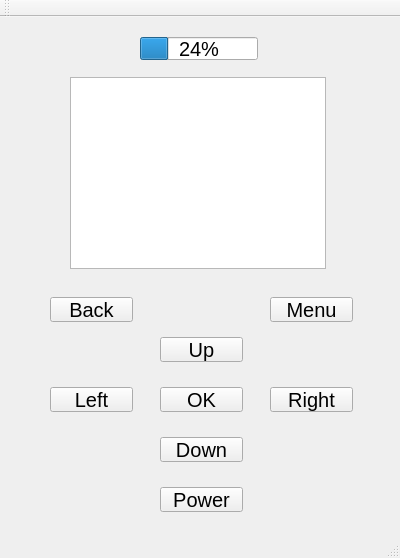
Above: denasgui.ui from moxxxx/MCT-simulator before the change. Below: the same form after it.
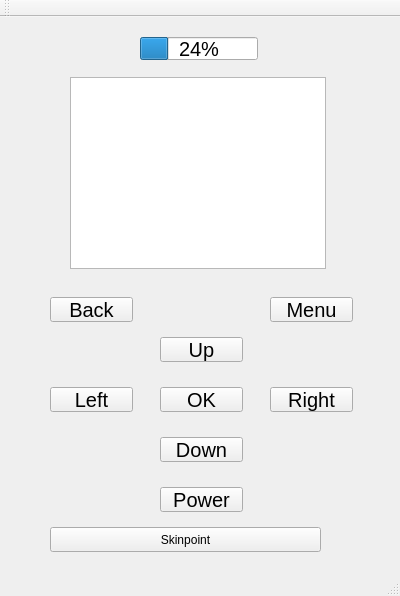
That is the form after the change.

Patch:
```diff
--- a/denasgui.ui
+++ b/denasgui.ui
@@ -7,7 +7,7 @@
     <x>0</x>
     <y>0</y>
     <width>400</width>
-    <height>558</height>
+    <height>596</height>
    </rect>
   </property>
   <property name="windowTitle">
@@ -205,15 +205,18 @@
      <string>OK</string>
     </property>
    </widget>
-   <widget class="QGraphicsView" name="blind">
+   <widget class="QPushButton" name="skinSimulator">
     <property name="geometry">
      <rect>
-      <x>70</x>
-      <y>60</y>
-      <width>256</width>
-      <height>192</height>
+      <x>50</x>
+      <y>510</y>
+      <width>271</width>
+      <height>25</height>
      </rect>
     </property>
+    <property name="text">
+     <string>Skinpoint</string>
+    </property>
    </widget>
   </widget>
   <widget class="QMenuBar" name="menuBar">
```
